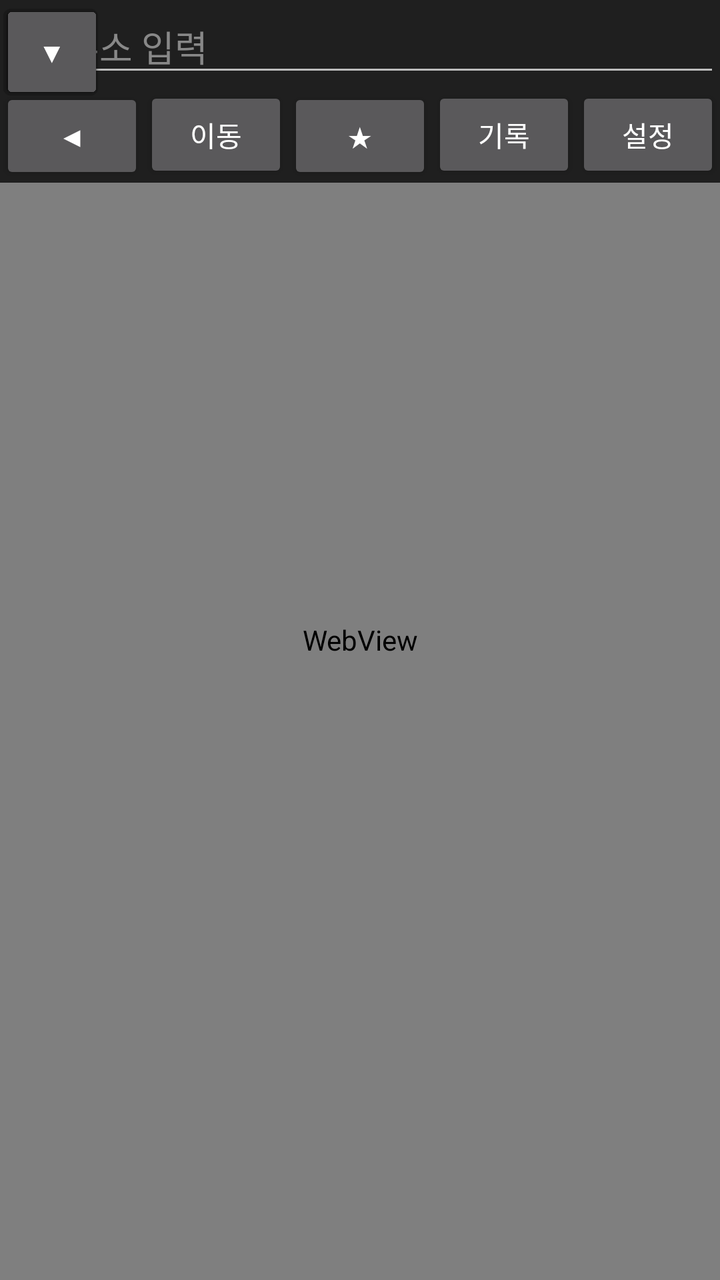
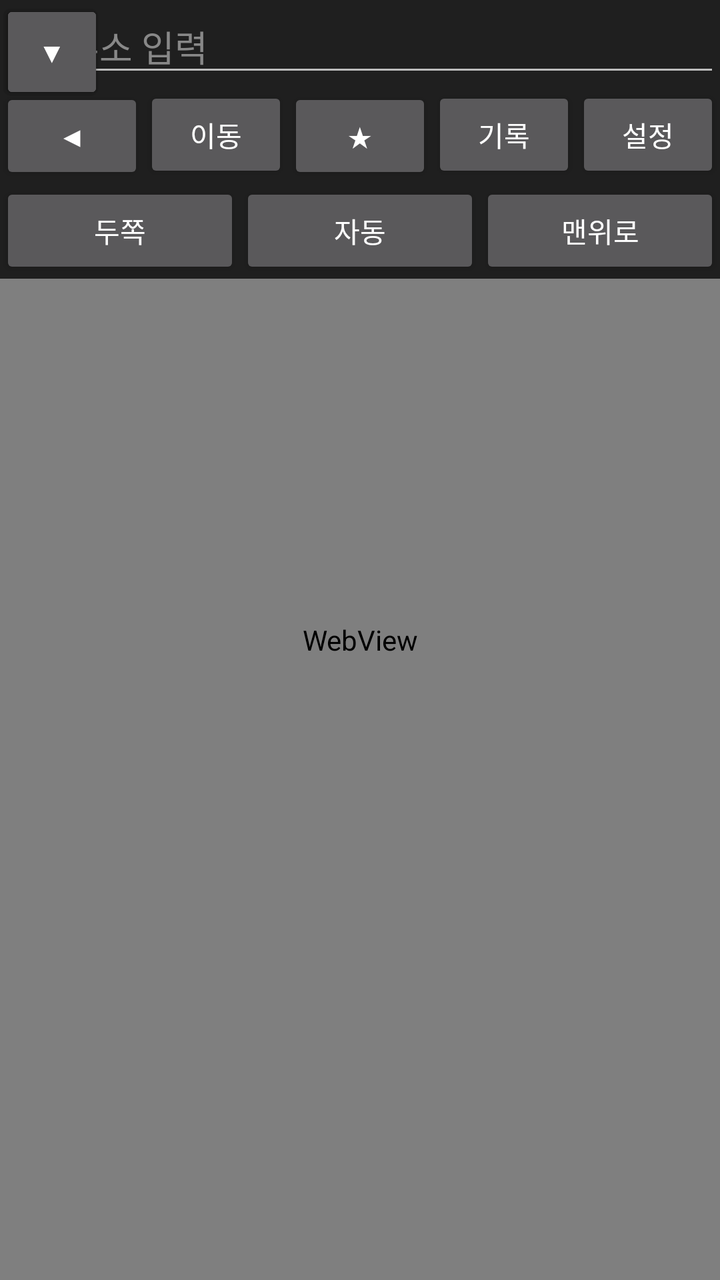

Screens rendered from an Android XML layout before and after an edit, with the pre-edit source and the edit as a unified diff.
<!-- AndroidManifest.xml: application theme android:Theme.Material.NoActionBar -->
<!-- res/layout/activity_main.xml -->
<?xml version="1.0" encoding="utf-8"?>
<FrameLayout xmlns:android="http://schemas.android.com/apk/res/android"
    android:layout_width="match_parent" android:layout_height="match_parent" android:background="#111111">

    <WebView android:id="@+id/web" android:layout_width="match_parent" android:layout_height="match_parent"
        android:scrollbars="none" />

    
    <LinearLayout android:id="@+id/topBar" android:layout_width="match_parent"
        android:layout_height="wrap_content" android:orientation="vertical"
        android:layout_gravity="top" android:background="#DD111111">
        <EditText android:id="@+id/urlInput" android:layout_width="match_parent"
            android:layout_height="wrap_content" android:hint="웹 주소 입력" android:inputType="textUri"
            android:imeOptions="actionGo" android:singleLine="true" android:textColor="#FFFFFF"
            android:textColorHint="#888888" android:paddingStart="12dp" android:paddingEnd="12dp" />
        <LinearLayout android:layout_width="match_parent" android:layout_height="wrap_content"
            android:orientation="horizontal">
            <Button android:id="@+id/backBtn" android:layout_width="0dp" android:layout_weight="1"
                android:layout_height="wrap_content" android:text="◀" />
            <Button android:id="@+id/goBtn" android:layout_width="0dp" android:layout_weight="1"
                android:layout_height="wrap_content" android:text="이동" />
            <Button android:id="@+id/bookmarkBtn" android:layout_width="0dp" android:layout_weight="1"
                android:layout_height="wrap_content" android:text="★" />
            <Button android:id="@+id/historyBtn" android:layout_width="0dp" android:layout_weight="1"
                android:layout_height="wrap_content" android:text="기록" />
            <Button android:id="@+id/settingsBtn" android:layout_width="0dp" android:layout_weight="1"
                android:layout_height="wrap_content" android:text="설정" />
        </LinearLayout>
    </LinearLayout>

    <Button android:id="@+id/nextBtn" android:layout_width="wrap_content" android:layout_height="wrap_content"
        android:layout_gravity="bottom|center_horizontal" android:layout_marginBottom="24dp"
        android:text="다음화 ▶" android:visibility="gone" />

    
    <FrameLayout android:id="@+id/btnLayer" android:layout_width="match_parent" android:layout_height="match_parent"
        android:clipChildren="false">
        <Button android:id="@+id/menuBtn" android:layout_width="52dp" android:layout_height="52dp" android:text="☰" />
        <Button android:id="@+id/twoBtn" android:layout_width="52dp" android:layout_height="52dp" android:text="두쪽" />
        <Button android:id="@+id/autoBtn" android:layout_width="52dp" android:layout_height="52dp" android:text="자동" />
        <Button android:id="@+id/topBtn" android:layout_width="52dp" android:layout_height="52dp" android:text="⤒" />
        <Button android:id="@+id/upBtn" android:layout_width="52dp" android:layout_height="52dp" android:text="▲" />
        <Button android:id="@+id/downBtn" android:layout_width="52dp" android:layout_height="52dp" android:text="▼" />
    </FrameLayout>

    <FrameLayout android:id="@+id/scrollTrack" android:layout_width="32dp" android:layout_height="match_parent"
        android:layout_gravity="end" android:layout_marginTop="110dp" android:layout_marginBottom="16dp">
        <View android:id="@+id/scrollThumb" android:layout_width="12dp" android:layout_height="64dp"
            android:layout_gravity="end" android:layout_marginEnd="4dp" android:visibility="gone" />
    </FrameLayout>
</FrameLayout>
<!-- resources referenced by this layout -->
<resources>

</resources>

<!-- the commit's change to res/layout/activity_main.xml (unified diff, before → after) -->
@@ -26,6 +26,15 @@
             <Button android:id="@+id/settingsBtn" android:layout_width="0dp" android:layout_weight="1"
                 android:layout_height="wrap_content" android:text="설정" />
         </LinearLayout>
+        <LinearLayout android:layout_width="match_parent" android:layout_height="wrap_content"
+            android:orientation="horizontal">
+            <Button android:id="@+id/twoBtn" android:layout_width="0dp" android:layout_weight="1"
+                android:layout_height="wrap_content" android:text="두쪽" />
+            <Button android:id="@+id/autoBtn" android:layout_width="0dp" android:layout_weight="1"
+                android:layout_height="wrap_content" android:text="자동" />
+            <Button android:id="@+id/topBtn" android:layout_width="0dp" android:layout_weight="1"
+                android:layout_height="wrap_content" android:text="맨위로" />
+        </LinearLayout>
     </LinearLayout>
 
     <Button android:id="@+id/nextBtn" android:layout_width="wrap_content" android:layout_height="wrap_content"
@@ -35,10 +44,7 @@
     
     <FrameLayout android:id="@+id/btnLayer" android:layout_width="match_parent" android:layout_height="match_parent"
         android:clipChildren="false">
-        <Button android:id="@+id/menuBtn" android:layout_width="52dp" android:layout_height="52dp" android:text="☰" />
-        <Button android:id="@+id/twoBtn" android:layout_width="52dp" android:layout_height="52dp" android:text="두쪽" />
-        <Button android:id="@+id/autoBtn" android:layout_width="52dp" android:layout_height="52dp" android:text="자동" />
-        <Button android:id="@+id/topBtn" android:layout_width="52dp" android:layout_height="52dp" android:text="⤒" />
+        <Button android:id="@+id/menuBtn" android:layout_width="52dp" android:layout_height="52dp" android:text="메뉴" />
         <Button android:id="@+id/upBtn" android:layout_width="52dp" android:layout_height="52dp" android:text="▲" />
         <Button android:id="@+id/downBtn" android:layout_width="52dp" android:layout_height="52dp" android:text="▼" />
     </FrameLayout>
